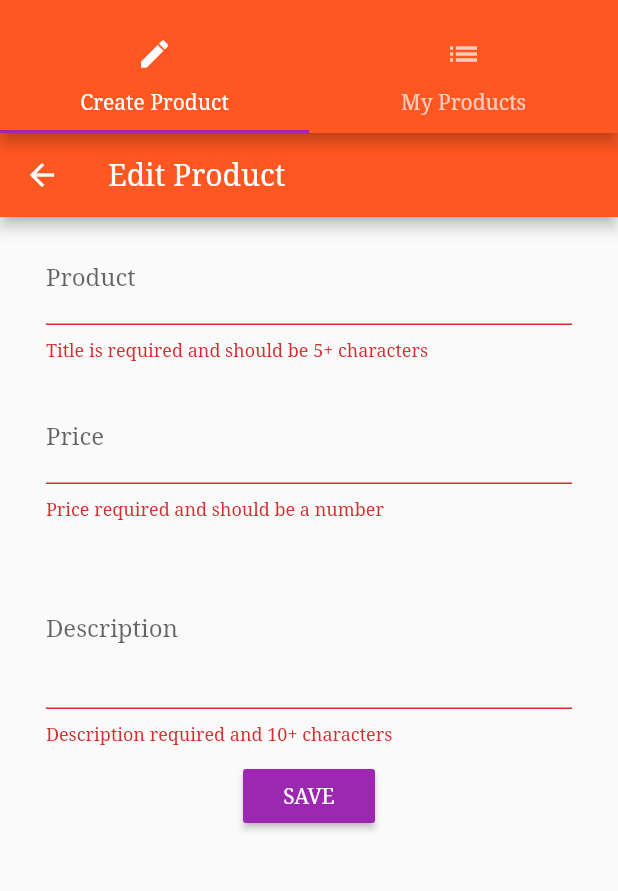
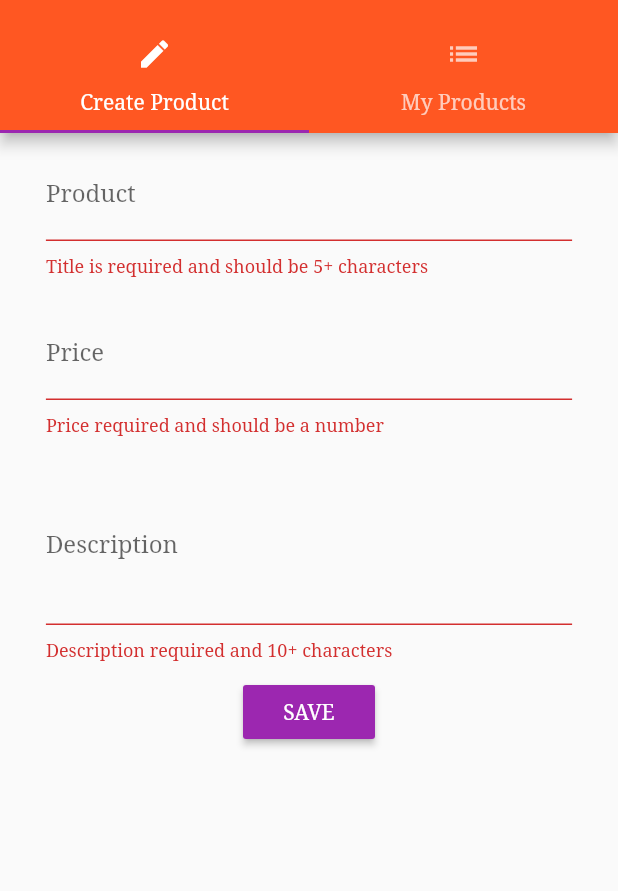
Before and after one commit to anantakrroy/FlutterDevelopment, a Flutter app: the ProductManage screen opened by its route, after a tap on "SAVE", on a phone screen of 412 x 824 dp, the part 62-953 px from its top. Run offline on Flutter 3.47's test engine with Material 2 defaults, Android fonts, the phone set to English and light mode, and no system bars; our stand-ins replace sqflite; missing offline and left inert: color_panel, example_plugin, file_chooser, menubar, window_size; accounts and stored records are empty; project files that could hold a hidden picture were left out.

Commit message:
Added Scoped Model to Product list page

```diff
--- a/easylist/lib/pages/product_edit.dart
+++ b/easylist/lib/pages/product_edit.dart
@@ -27,7 +27,7 @@ class _ProductEditState extends State<ProductEdit> {
   final _descriptionNode = FocusNode();
 
 ////////////PRODUCT TITLE FIELD/////////////////////////////
-  Widget _buildProducTitleField() {
+  Widget _buildProducTitleField(Product product) {
     return Padding(
       padding: EdgeInsets.all(10.0),
       child: EnsureVisibleWhenFocused(
@@ -39,7 +39,7 @@ class _ProductEditState extends State<ProductEdit> {
               return 'Title is required and should be 5+ characters';
             }
           },
-          initialValue: widget.product == null ? '' : widget.product.title,
+          initialValue: product == null ? '' : product.title,
           textAlign: TextAlign.center,
           decoration: InputDecoration(
               labelText: "Product", hintText: "Enter product name"),
@@ -52,7 +52,7 @@ class _ProductEditState extends State<ProductEdit> {
   }
 
   //////////PRODUCT PRICE FIELD////////////////////////////
-  Widget _buildProductPriceField() {
+  Widget _buildProductPriceField(Product product) {
     return Padding(
       padding: EdgeInsets.all(10.0),
       child: EnsureVisibleWhenFocused(
@@ -64,8 +64,7 @@ class _ProductEditState extends State<ProductEdit> {
               return 'Price required and should be a number';
             }
           },
-          initialValue:
-              widget.product == null ? '' : widget.product.price.toString(),
+          initialValue: product == null ? '' : product.price.toString(),
           textAlign: TextAlign.center,
           keyboardType: TextInputType.number,
           decoration:
@@ -79,7 +78,7 @@ class _ProductEditState extends State<ProductEdit> {
   }
 
   //////////PRODUCT DESCRIPTION FIELD///////////////////////////
-  Widget _buildProductDescriptionField() {
+  Widget _buildProductDescriptionField(Product product) {
     return Padding(
       padding: EdgeInsets.all(10.0),
       child: EnsureVisibleWhenFocused(
@@ -91,8 +90,7 @@ class _ProductEditState extends State<ProductEdit> {
               return 'Description required and 10+ characters';
             }
           },
-          initialValue:
-              widget.product == null ? '' : widget.product.description,
+          initialValue: product == null ? '' : product.description,
           maxLines: 3,
           textAlign: TextAlign.center,
           decoration: InputDecoration(
@@ -116,7 +114,8 @@ class _ProductEditState extends State<ProductEdit> {
             color: Theme.of(context).accentColor,
             textColor: Colors.white,
             child: Text('SAVE'),
-            onPressed: () => _submitForm(model.addProduct, model.updateProduct),
+            onPressed: () => _submitForm(model.addProduct, model.updateProduct,
+                model.selectedProductIndex),
           ),
         );
       },
@@ -124,12 +123,13 @@ class _ProductEditState extends State<ProductEdit> {
   }
 
   /////////////////////////// SUBMIT FORM //////////////////////////////////////////////
-  void _submitForm(Function addProduct, Function updateProduct) {
+  void _submitForm(Function addProduct, Function updateProduct,
+      [int selectedProductIndex]) {
     if (!_formKey.currentState.validate()) {
       return;
     }
     _formKey.currentState.save();
-    widget.product == null
+    selectedProductIndex == null
         ? addProduct(
             Product(
               title: _product['title'],
@@ -145,19 +145,17 @@ class _ProductEditState extends State<ProductEdit> {
               price: _product['price'],
               image: _product['image'],
             ),
-            widget.prodIndex);
+          );
 
     Navigator.pushReplacementNamed(context, '/home');
   }
 
-  ///////////////////////////   BUILD   ////////////////////////////////////////////////
-
-  @override
-  Widget build(BuildContext context) {
+  /////////////////////////// PAGE CONTENT /////////////////////////////////////////////
+  Widget _buildPageContent(BuildContext context, Product product) {
     final double deviceWidth = MediaQuery.of(context).size.width;
     final double targetWidth = deviceWidth > 450.0 ? 650.0 : deviceWidth * 0.95;
     final double targetPadding = deviceWidth - targetWidth;
-    final Widget pageContent = GestureDetector(
+    return GestureDetector(
       onTap: () {
         FocusScope.of(context).unfocus();
       },
@@ -166,19 +164,25 @@ class _ProductEditState extends State<ProductEdit> {
         child: ListView(
           padding: EdgeInsets.symmetric(horizontal: targetPadding),
           children: <Widget>[
-            _buildProducTitleField(),
-            _buildProductPriceField(),
-            _buildProductDescriptionField(),
+            _buildProducTitleField(product),
+            _buildProductPriceField(product),
+            _buildProductDescriptionField(product),
             _buildProductCreateButton(),
           ],
         ),
       ),
     );
+  }
 
+  ///////////////////////////   BUILD   ////////////////////////////////////////////////
+
+  @override
+  Widget build(BuildContext context) {
     // TODO: implement build
     return ScopedModelDescendant(
       builder: (BuildContext context, Widget child, ProductModel model) {
-        return model.products == null
+        final Widget pageContent =_buildPageContent(context, model.selectedProduct);
+        return model.selectedProductIndex == null
             ? pageContent
             : Scaffold(
                 appBar: AppBar(
--- a/easylist/lib/pages/productmanage.dart
+++ b/easylist/lib/pages/productmanage.dart
@@ -51,7 +51,7 @@ class ProductManage extends StatelessWidget {
         body: TabBarView(
           children: <Widget>[
             ProductEdit(),
-            ProductList(null, null,null),
+            ProductList(),
           ],
         ),
       ),
--- a/easylist/lib/scoped-models/products.dart
+++ b/easylist/lib/scoped-models/products.dart
@@ -10,22 +10,33 @@ class ProductModel extends Model {
     return List.from(_products);
   }
 
+  int get selectedProductIndex {
+    return _selectedProdIndex;
+  }
+
+  Product get selectedProduct {
+    if(_selectedProdIndex == null) {
+      return null;
+    }
+    return _products[_selectedProdIndex];
+  }
+
   void addProduct(Product product) {
-    print('PRODUCT MANAGER _addproduct');
-
-    print('[PRODUCT MANAGER WIDGET] setState()');
     _products.add(product);
+    _selectedProdIndex = null;
   }
 
   void updateProduct(Product product) {
     _products[_selectedProdIndex] = product;
+    _selectedProdIndex = null;
   }
 
   void deleteProduct() {
     _products.removeAt(_selectedProdIndex);
+    _selectedProdIndex = null;
   }
 
-  void selectedProduct(int index) {
+  void selectProduct(int index) {
     _selectedProdIndex = index;
   }
 }
```
Also changed, not shown: easylist/lib/pages/product_list.dart (+18 -20 lines).
